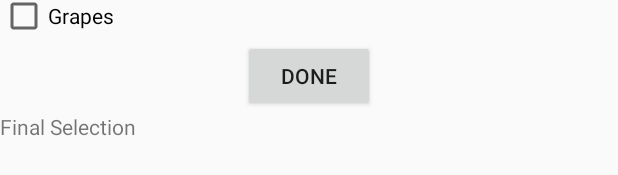
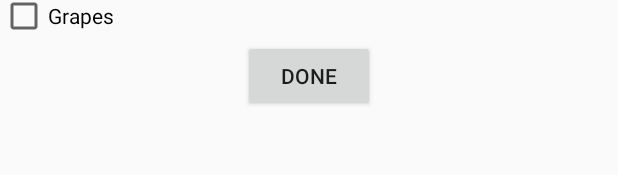
Before and after one commit to TGRBTRFLY/CheckboxEvents, an Android app: the layout activity_main.xml on its own in the app's theme, with its tools: preview values and no code run, on a phone screen of 412 x 824 dp. Shown: the part 148-323 px from the top of the screen. Run offline under Robolectric (Android 15) with nearby library versions, the phone set to English and light mode, and no system bars.

Commit message:
clean up & final

```diff
--- a/app/src/main/java/adroid/example/checkboxevents/MainActivity.java
+++ b/app/src/main/java/adroid/example/checkboxevents/MainActivity.java
@@ -9,7 +9,7 @@ import android.widget.TextView;
 import java.util.ArrayList;
 
 public class MainActivity extends AppCompatActivity {
-    ArrayList<String> selection = new ArrayList<String>();
+    ArrayList<String> selection = new ArrayList<>();
     TextView final_text;
 
     @Override
@@ -50,13 +50,11 @@ public class MainActivity extends AppCompatActivity {
     }
 
     public void finalSelection(View view) {
-
         String final_fruit_selection = "";
         for (String Selections : selection) {
             final_fruit_selection = final_fruit_selection + Selections + "\n";
         }
         final_text.setText(final_fruit_selection);
         final_text.setEnabled(true);
-
     }
 }
--- a/app/src/main/res/layout/activity_main.xml
+++ b/app/src/main/res/layout/activity_main.xml
@@ -27,7 +27,6 @@
         android:onClick="selectItem"
         android:text="@string/orange" />
 
-
     <CheckBox
         android:id="@+id/fruit_grapes"
         android:layout_width="wrap_content"
@@ -46,5 +45,6 @@
         android:id="@+id/final_result"
         android:layout_width="wrap_content"
         android:layout_height="wrap_content"
-        android:text="Final Selection" />
+        android:text="" />
+
 </LinearLayout>
```
